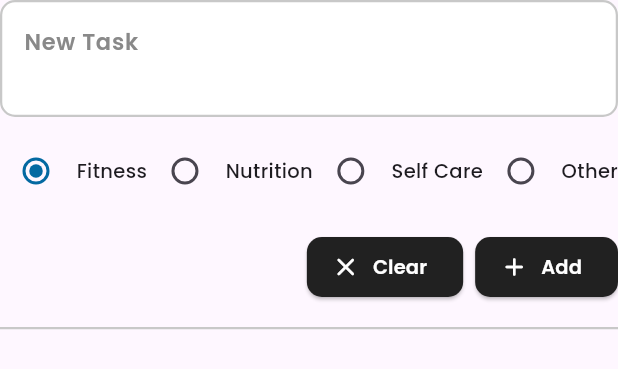
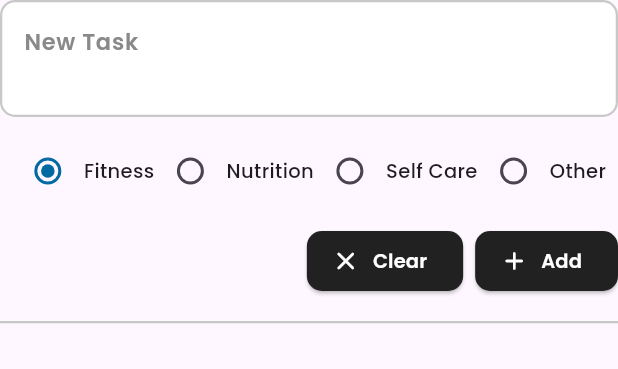
Before and after one commit to evelyn-zhan/health-mobile-app, a Flutter app: the AddTask widget shown alone on an empty page, opened directly, on a phone screen of 412 x 824 dp. Shown: the top 369 px of the screen. Run offline on Flutter 3.47's test engine with Material 3 defaults, Android fonts, the phone set to English and light mode, and no system bars; our stand-ins replace google_fonts.

Commit message:
fix: task category radio buttons overflow

```diff
--- a/lib/components/add_task.dart
+++ b/lib/components/add_task.dart
@@ -44,7 +44,9 @@ class _AddTaskState extends State<AddTask> {
           style: GoogleFonts.poppins(fontSize: 15, fontWeight: FontWeight.w600)
         ),
         SizedBox(height: 12),
-        Row(
+        SingleChildScrollView(
+          scrollDirection: Axis.horizontal,
+          child: Row(
             mainAxisAlignment: MainAxisAlignment.spaceBetween,
             children: [
               ...categories.map((category) {
@@ -60,14 +62,14 @@ class _AddTaskState extends State<AddTask> {
                         });
                       }
                     ),
-                  SizedBox(width: 3),
                     Text(category, style: GoogleFonts.poppins(fontSize: 13, fontWeight: FontWeight.w500))
                   ]
                 );
               })
             ]
           ),
-        SizedBox(height: 16),
+        ),
+        SizedBox(height: 12),
         Row(
           mainAxisAlignment: MainAxisAlignment.end,
           children: [
```
Lines whose indentation alone changed are shown as unchanged.
